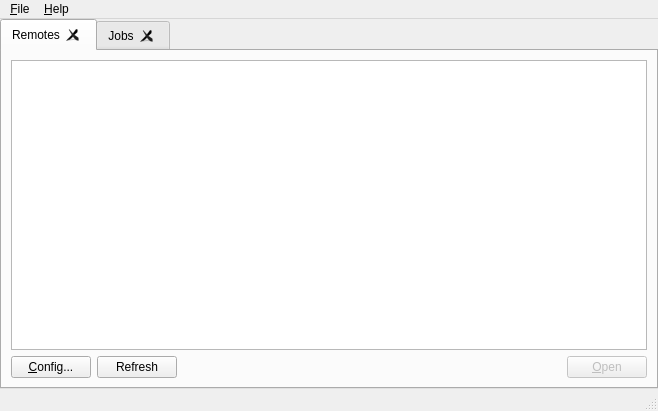
Before: the Qt Designer form src/main_window.ui in mmozeiko/RcloneBrowser, drawn with Qt 5.
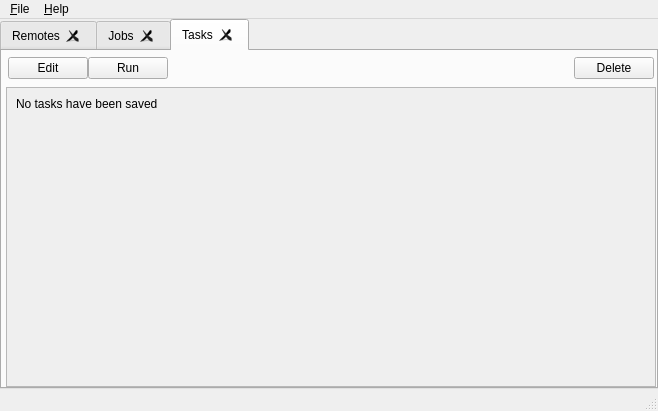
After: the same form once the commit is applied.

Patch:
```diff
--- a/src/main_window.ui
+++ b/src/main_window.ui
@@ -33,7 +33,7 @@
     <item>
      <widget class="QTabWidget" name="tabs">
       <property name="currentIndex">
-       <number>0</number>
+       <number>2</number>
       </property>
       <property name="tabsClosable">
        <bool>true</bool>
@@ -164,6 +164,139 @@
         </item>
        </layout>
       </widget>
+      <widget class="QWidget" name="tasksTab">
+       <attribute name="title">
+        <string>Tasks</string>
+       </attribute>
+       <layout class="QVBoxLayout" name="verticalLayout_5">
+        <property name="leftMargin">
+         <number>4</number>
+        </property>
+        <property name="topMargin">
+         <number>4</number>
+        </property>
+        <property name="rightMargin">
+         <number>0</number>
+        </property>
+        <property name="bottomMargin">
+         <number>0</number>
+        </property>
+        <item>
+         <widget class="QWidget" name="tasksActionBar" native="true">
+          <property name="minimumSize">
+           <size>
+            <width>200</width>
+            <height>20</height>
+           </size>
+          </property>
+          <layout class="QHBoxLayout" name="horizontalLayout_2" stretch="0,0,1">
+           <property name="spacing">
+            <number>0</number>
+           </property>
+           <property name="leftMargin">
+            <number>2</number>
+           </property>
+           <property name="topMargin">
+            <number>2</number>
+           </property>
+           <property name="rightMargin">
+            <number>2</number>
+           </property>
+           <property name="bottomMargin">
+            <number>2</number>
+           </property>
+           <item>
+            <widget class="QPushButton" name="buttonEditTask">
+             <property name="enabled">
+              <bool>true</bool>
+             </property>
+             <property name="sizePolicy">
+              <sizepolicy hsizetype="Fixed" vsizetype="Fixed">
+               <horstretch>0</horstretch>
+               <verstretch>0</verstretch>
+              </sizepolicy>
+             </property>
+             <property name="maximumSize">
+              <size>
+               <width>100</width>
+               <height>16777215</height>
+              </size>
+             </property>
+             <property name="layoutDirection">
+              <enum>Qt::LeftToRight</enum>
+             </property>
+             <property name="text">
+              <string>Edit</string>
+             </property>
+            </widget>
+           </item>
+           <item alignment="Qt::AlignLeft">
+            <widget class="QPushButton" name="buttonRunTask">
+             <property name="sizePolicy">
+              <sizepolicy hsizetype="Fixed" vsizetype="Fixed">
+               <horstretch>0</horstretch>
+               <verstretch>0</verstretch>
+              </sizepolicy>
+             </property>
+             <property name="text">
+              <string>Run</string>
+             </property>
+            </widget>
+           </item>
+           <item alignment="Qt::AlignLeft">
+            <widget class="QPushButton" name="buttonDeleteTask">
+             <property name="sizePolicy">
+              <sizepolicy hsizetype="Fixed" vsizetype="Fixed">
+               <horstretch>0</horstretch>
+               <verstretch>0</verstretch>
+              </sizepolicy>
+             </property>
+             <property name="layoutDirection">
+              <enum>Qt::RightToLeft</enum>
+             </property>
+             <property name="text">
+              <string>Delete</string>
+             </property>
+            </widget>
+           </item>
+          </layout>
+         </widget>
+        </item>
+        <item>
+         <widget class="QScrollArea" name="tasksArea">
+          <property name="widgetResizable">
+           <bool>true</bool>
+          </property>
+          <widget class="QWidget" name="scrollAreaWidgetContentsTasks">
+           <property name="geometry">
+            <rect>
+             <x>0</x>
+             <y>0</y>
+             <width>646</width>
+             <height>260</height>
+            </rect>
+           </property>
+           <layout class="QVBoxLayout" name="verticalLayout_6">
+            <item>
+             <layout class="QVBoxLayout" name="tasks" stretch="0">
+              <item>
+               <widget class="QLabel" name="noTasksLabel">
+                <property name="text">
+                 <string>No tasks have been saved</string>
+                </property>
+                <property name="alignment">
+                 <set>Qt::AlignLeading|Qt::AlignLeft|Qt::AlignTop</set>
+                </property>
+               </widget>
+              </item>
+             </layout>
+            </item>
+           </layout>
+          </widget>
+         </widget>
+        </item>
+       </layout>
+      </widget>
      </widget>
     </item>
    </layout>
```
Left out of the diff: 8 changed lines with no effect on the pictures.
